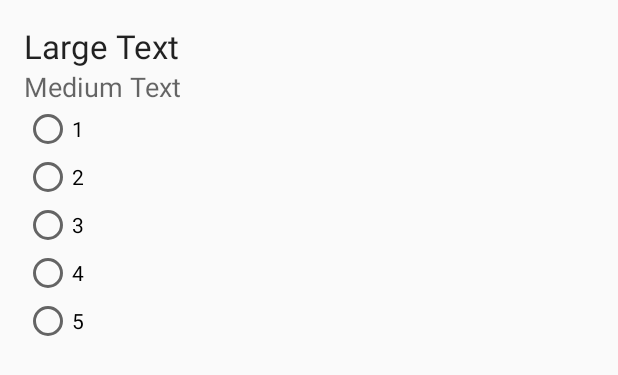
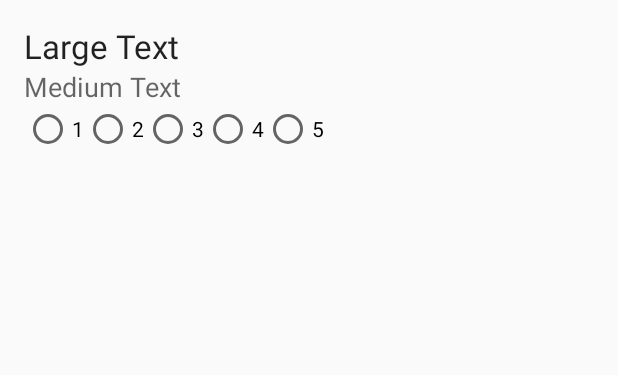
Before and after one commit to Gaffas89/AndroidTremble, an Android app: the layout activity_evaluation_list_item.xml on its own in the app's theme, with its tools: preview values and no code run, on a phone screen of 412 x 824 dp. Shown: the top 375 px of the screen. Run offline under Robolectric (Android 15) with nearby library versions, the phone set to English and light mode, and no system bars; network calls fail.

Commit message:
made changes to ui and ux and some adjustements to evaluation page

```diff
--- a/app/src/main/java/com/techzonecs/tremble/controller/EvaluationCustomAdaptor.java
+++ b/app/src/main/java/com/techzonecs/tremble/controller/EvaluationCustomAdaptor.java
@@ -34,10 +34,12 @@ public class EvaluationCustomAdaptor extends ArrayAdapter<Question> {
         // Lookup view for data population
         TextView tvQuestion = (TextView) convertView.findViewById(R.id.tv_Question);
         TextView tvSection = (TextView) convertView.findViewById(R.id.tv_Section); // This can be changed to a text related to each number via the creation of an enum
+        TextView tvQuestionId = (TextView) convertView.findViewById(R.id.tv_question_id);
 
         // Populate the data into the template view using the data object
         tvQuestion.setText(question.getQuestion());
         tvSection.setText(""+question.getQuestion_Section());
+        tvQuestionId.setText(""+question.getQuestion_Id());
 
         // Return the completed view to render on screen
         return convertView;
--- a/app/src/main/java/com/techzonecs/tremble/utilities/ConnectionURLString.java
+++ b/app/src/main/java/com/techzonecs/tremble/utilities/ConnectionURLString.java
@@ -5,5 +5,5 @@ package com.techzonecs.tremble.utilities;
  * universal URL link connection to make our lives easier.s
  */
 public class ConnectionURLString {
-    static public final String url = "http://192.168.1.121:8080/TrembleBackend/";
+    static public final String url = "http://192.168.1.174:8080/TrembleBackend/";
 }
--- a/app/src/main/res/layout/activity_evaluation_list_item.xml
+++ b/app/src/main/res/layout/activity_evaluation_list_item.xml
@@ -6,7 +6,8 @@
     android:paddingTop="@dimen/activity_vertical_margin"
     android:paddingBottom="@dimen/activity_vertical_margin"
     tools:context="com.techzonecs.tremble.controller.EvaluationListItemActivity"
-    android:orientation="vertical">
+    android:orientation="vertical"
+    android:weightSum="1">
 
     <TextView
         android:layout_width="wrap_content"
@@ -26,53 +27,56 @@
         android:layout_alignParentTop="true"
         android:layout_toEndOf="@+id/rb_5" />
 
+    <RadioGroup
+        android:layout_width="347dp"
+        android:layout_height="wrap_content"
+        android:baselineAligned="false"
+        android:clickable="false"
+        android:id="@+id/rg_chosen_answer"
+        android:orientation="horizontal">
+
         <RadioButton
             android:layout_width="wrap_content"
             android:layout_height="wrap_content"
             android:text="1"
             android:id="@+id/rb_1"
-        android:checked="false"
-        android:layout_below="@+id/tv_Question"
-        android:layout_alignParentStart="true"
-        android:allowUndo="true" />
+            android:checked="false" />
 
         <RadioButton
             android:layout_width="wrap_content"
             android:layout_height="wrap_content"
             android:text="2"
             android:id="@+id/rb_2"
-        android:checked="false"
-        android:layout_alignTop="@+id/rb_1"
-        android:layout_toEndOf="@+id/rb_1"
-        android:allowUndo="true" />
+            android:checked="false" />
 
         <RadioButton
             android:layout_width="wrap_content"
             android:layout_height="wrap_content"
             android:text="3"
             android:id="@+id/rb_3"
-        android:checked="false"
-        android:layout_alignTop="@+id/rb_2"
-        android:layout_toEndOf="@+id/rb_2"
-        android:allowUndo="true" />
+            android:checked="false" />
 
         <RadioButton
             android:layout_width="wrap_content"
             android:layout_height="wrap_content"
             android:text="4"
             android:id="@+id/rb_4"
-        android:checked="false"
-        android:layout_below="@+id/tv_Question"
-        android:layout_toEndOf="@+id/rb_3"
-        android:allowUndo="true" />
+            android:checked="false" />
 
         <RadioButton
             android:layout_width="wrap_content"
             android:layout_height="wrap_content"
             android:text="5"
             android:id="@+id/rb_5"
-        android:checked="false"
-        android:layout_alignTop="@+id/rb_4"
-        android:layout_toEndOf="@+id/rb_4"
-        android:allowUndo="true" />
+            android:checked="false" />
+    </RadioGroup>
+
+    <TextView
+        android:layout_width="wrap_content"
+        android:layout_height="wrap_content"
+        android:textAppearance="?android:attr/textAppearanceSmall"
+        android:text="Small Text"
+        android:id="@+id/tv_question_id"
+        android:visibility="invisible" />
+
 </LinearLayout>
```
Also changed, not shown: app/src/main/java/com/techzonecs/tremble/controller/EvaluationListActivity.java (+36 -3 lines), app/src/main/res/layout/activity_edit_profile.xml (+9 -2 lines), app/src/main/res/layout/activity_evaluation.xml (+11 -1 lines), app/src/main/res/layout/activity_home.xml (+65 -38 lines), app/src/main/res/layout/activity_list_item_view.xml (+9 -1 lines), app/src/main/res/layout/activity_login.xml (+39 -32 lines), app/src/main/res/layout/activity_profile_view.xml (+28 -9 lines), app/src/main/res/layout/activity_splash_screen.xml (+6 -18 lines), app/src/main/res/drawable/ic_profile3.png (added), app/src/main/res/drawable/ic_save.png (added), app/src/main/res/drawable/icon_edit.png (added), app/src/main/res/drawable/location.png (added), app/src/main/res/drawable/login.png (added), app/src/main/res/drawable/logout.png (added), 2 more files. Lines whose indentation alone changed are shown as unchanged.
